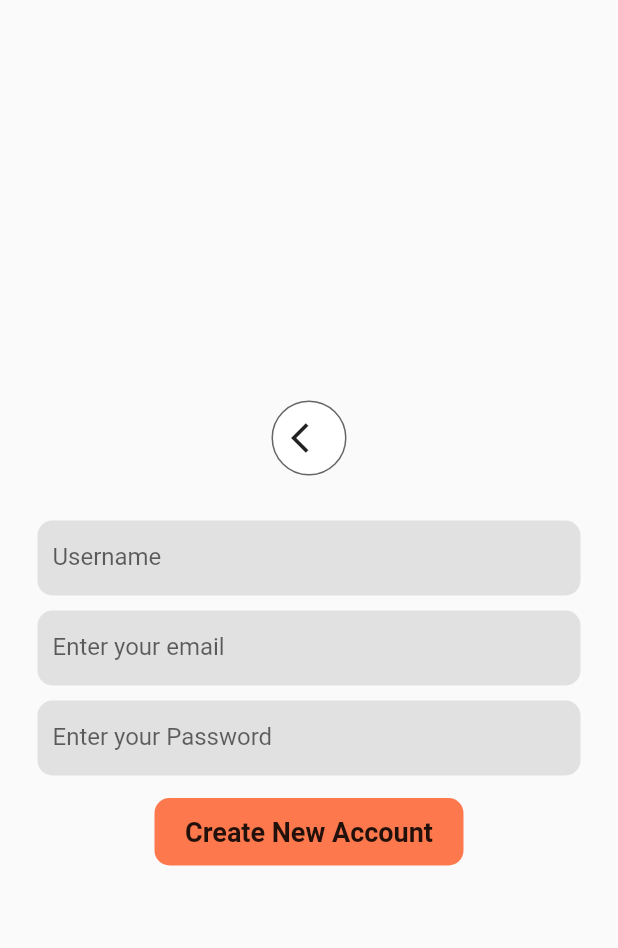
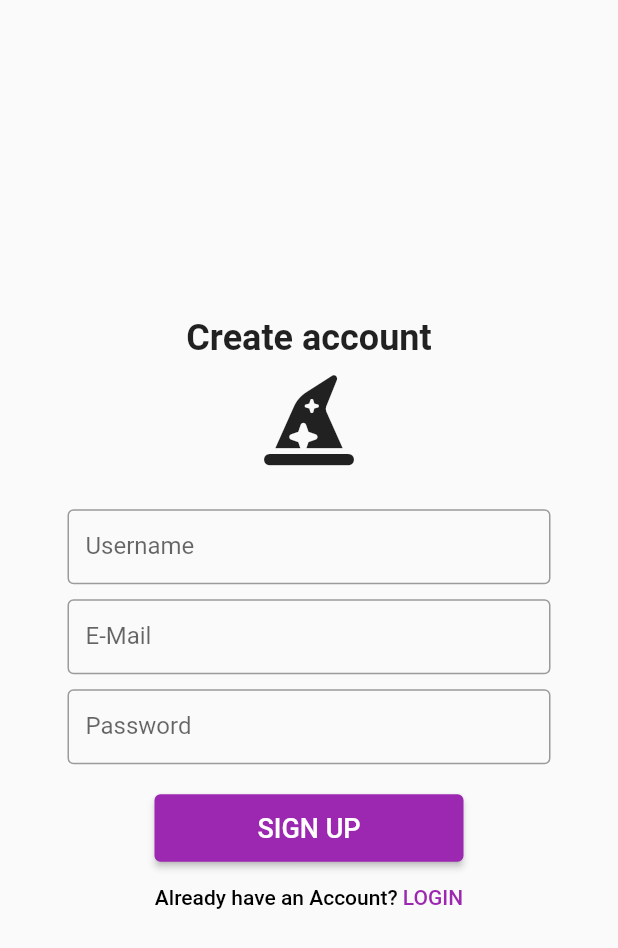
Before and after one commit to wgrzesik/flutter-app, a Flutter app: the SignUpPage screen opened directly, on a phone screen of 412 x 824 dp. Shown: the top 948 px of the screen. Run offline on Flutter 3.47's test engine with Material 2 defaults, Android fonts, the phone set to English and light mode, and no system bars; our stand-ins replace awesome_dialog, bloc, cloud_firestore, equatable, firebase_auth, firebase_core and 5 more; accounts and stored records are empty; Roboto replaces fonts that are missing (Montserrat).

Commit message:
nowe ui sign_in i sign_up page

```diff
--- a/lib/feature/presentation/pages/sign_up_page.dart
+++ b/lib/feature/presentation/pages/sign_up_page.dart
@@ -3,6 +3,7 @@ import 'package:flutter/src/widgets/placeholder.dart';
 import 'package:flutter/material.dart';
 import 'package:flutter_bloc/flutter_bloc.dart';
 import 'package:flutter_icons/flutter_icons.dart';
+import 'package:font_awesome_flutter/font_awesome_flutter.dart';
 import 'package:note_app/feature/domain/entities/set_entity.dart';
 
 import '../../../app_const.dart';
@@ -57,7 +58,6 @@ class _SignUpPageState extends State<SignUpPage> {
                   }
                   return FlashcardHomePage(uid: authState.uid);
                 } else {
-                  //_initiateStats();
                   return _bodyWidget();
                 }
               });
@@ -92,100 +92,82 @@ class _SignUpPageState extends State<SignUpPage> {
         mainAxisAlignment: MainAxisAlignment.center,
         children: [
           const SizedBox(
-            height: 30,
+            height: 10,
           ),
-          GestureDetector(
-            onTap: () {
-              Navigator.pushNamedAndRemoveUntil(
-                  context, PageConst.signInPage, (route) => false);
-            },
-            child: Container(
-              height: 50,
-              width: 50,
-              alignment: Alignment.center,
-              decoration: BoxDecoration(
-                color: Colors.white,
-                border: Border.all(color: Colors.black.withOpacity(.6)),
-                shape: BoxShape.circle,
-              ),
-              child: const Icon(Icons.arrow_back_ios),
-            ),
+          const Text('Create account',
+              style: TextStyle(fontSize: 24, fontWeight: FontWeight.bold)),
+          const SizedBox(
+            height: 10,
           ),
+          const FaIcon(FontAwesomeIcons.hatWizard, size: 60),
           const SizedBox(
             height: 30,
           ),
           Container(
             height: 50,
-            padding: const EdgeInsets.symmetric(horizontal: 10),
-            decoration: BoxDecoration(
-              color: Colors.black.withOpacity(.1),
-              borderRadius: BorderRadius.all(Radius.circular(10)),
-            ),
+            padding: const EdgeInsets.symmetric(horizontal: 20),
             child: TextField(
               controller: _usernameController,
               decoration: const InputDecoration(
-                  hintText: 'Username', border: InputBorder.none),
+                  labelText: 'Username',
+                  hintText: 'Username',
+                  border: OutlineInputBorder()),
             ),
           ),
-          SizedBox(
+          const SizedBox(
             height: 10,
           ),
           Container(
             height: 50,
-            padding: EdgeInsets.symmetric(horizontal: 10),
-            decoration: BoxDecoration(
-              color: Colors.black.withOpacity(.1),
-              borderRadius: BorderRadius.all(Radius.circular(10)),
-            ),
+            padding: const EdgeInsets.symmetric(horizontal: 20),
             child: TextField(
               controller: _emailController,
-              decoration: InputDecoration(
-                  hintText: 'Enter your email', border: InputBorder.none),
+              decoration: const InputDecoration(
+                  labelText: 'E-Mail',
+                  hintText: 'E-Mail',
+                  border: OutlineInputBorder()),
             ),
           ),
-          SizedBox(
+          const SizedBox(
             height: 10,
           ),
           Container(
             height: 50,
-            padding: EdgeInsets.symmetric(horizontal: 10),
-            decoration: BoxDecoration(
-              color: Colors.black.withOpacity(.1),
-              borderRadius: BorderRadius.all(Radius.circular(10)),
-            ),
+            padding: const EdgeInsets.symmetric(horizontal: 20),
             child: TextField(
-              obscureText: true,
               controller: _passwordController,
-              decoration: InputDecoration(
-                  hintText: 'Enter your Password', border: InputBorder.none),
+              decoration: const InputDecoration(
+                  labelText: 'Password',
+                  hintText: 'Password',
+                  border: OutlineInputBorder()),
             ),
           ),
-          SizedBox(
-            height: 15,
-          ),
-          GestureDetector(
-            onTap: () {
-              submitSignIn();
-            },
-            child: Container(
-              height: 45,
-              alignment: Alignment.center,
-              width: MediaQuery.of(context).size.width / 2,
-              decoration: BoxDecoration(
-                color: Colors.deepOrange.withOpacity(.8),
-                borderRadius: BorderRadius.all(
-                  Radius.circular(10),
-                ),
-              ),
-              child: Text(
-                "Create New Account",
-                style: TextStyle(fontSize: 18, fontWeight: FontWeight.w600),
-              ),
-            ),
+          const SizedBox(
+            height: 20,
           ),
           SizedBox(
-            height: 10,
+            height: 45,
+            width: MediaQuery.of(context).size.width / 2,
+            child: ElevatedButton(
+                child: const Text('SIGN UP',
+                    style: TextStyle(
+                      fontSize: 18,
+                    )),
+                onPressed: () {
+                  submitSignIn();
+                }),
           ),
+          TextButton(
+              onPressed: () {
+                Navigator.pushNamedAndRemoveUntil(
+                    context, PageConst.signInPage, (route) => false);
+              },
+              child: const Text.rich(TextSpan(children: [
+                TextSpan(
+                    text: 'Already have an Account? ',
+                    style: TextStyle(color: Colors.black)),
+                TextSpan(text: 'LOGIN', style: TextStyle(color: Colors.purple))
+              ])))
         ],
       ),
     );
--- a/pubspec.yaml
+++ b/pubspec.yaml
@@ -30,5 +30,9 @@ dev_dependencies:
 flutter:
   uses-material-design: true
 
+fonts:
+  - family: Montserrat
+    fonts:
+      - asset: Montserrat-VariableFont_wght.ttf
   # assets:
   #   - assets/nature.json
```
Also changed, not shown: lib/feature/presentation/pages/flashcard_home_page.dart (+14 -6 lines), lib/feature/presentation/pages/sign_in_page.dart (+41 -58 lines), lib/main.dart (+6 -2 lines), assets/fonts/Montserrat-VariableFont_wght.ttf (added).
